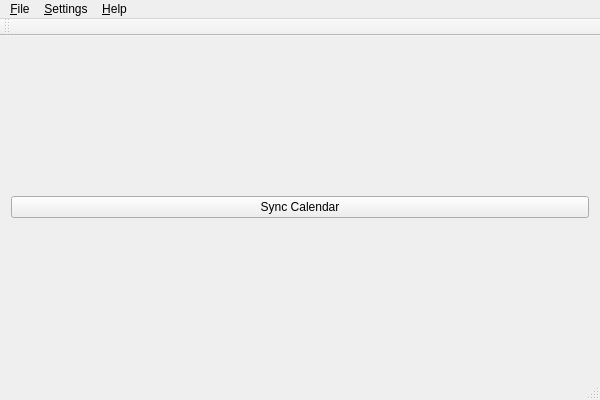
Above: qtclient/Akunambol/mainwindow.ui from KDE/akunambol before the change. Below: the same form after it.
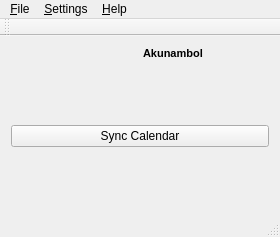
That is the form after the change. Icons and pictures are not drawn.

```diff
--- a/qtclient/Akunambol/mainwindow.ui
+++ b/qtclient/Akunambol/mainwindow.ui
@@ -6,22 +6,73 @@
    <rect>
     <x>0</x>
     <y>0</y>
-    <width>600</width>
-    <height>400</height>
+    <width>280</width>
+    <height>237</height>
    </rect>
   </property>
   <property name="windowTitle">
    <string>MainWindow</string>
   </property>
   <widget class="QWidget" name="centralWidget">
-   <layout class="QGridLayout" name="gridLayout">
-    <item row="0" column="0">
+   <layout class="QVBoxLayout" name="verticalLayout">
+    <item>
+     <layout class="QHBoxLayout" name="horizontalLayout">
+      <item>
+       <widget class="QLabel" name="label">
+        <property name="text">
+         <string/>
+        </property>
+        <property name="pixmap">
+         <pixmap resource="resource.qrc">:/logos/funambol_logo.png</pixmap>
+        </property>
+       </widget>
+      </item>
+      <item>
+       <widget class="QLabel" name="label_2">
+        <property name="text">
+         <string>&lt;!DOCTYPE HTML PUBLIC &quot;-//W3C//DTD HTML 4.0//EN&quot; &quot;http://www.w3.org/TR/REC-html40/strict.dtd&quot;&gt;
+&lt;html&gt;&lt;head&gt;&lt;meta name=&quot;qrichtext&quot; content=&quot;1&quot; /&gt;&lt;style type=&quot;text/css&quot;&gt;
+p, li { white-space: pre-wrap; }
+&lt;/style&gt;&lt;/head&gt;&lt;body style=&quot; font-family:'Sans Serif'; font-size:8pt; font-weight:400; font-style:normal;&quot;&gt;
+&lt;p style=&quot; margin-top:0px; margin-bottom:0px; margin-left:0px; margin-right:0px; -qt-block-indent:0; text-indent:0px;&quot;&gt;&lt;span style=&quot; font-weight:600;&quot;&gt;Akunambol&lt;/span&gt;&lt;/p&gt;&lt;/body&gt;&lt;/html&gt;</string>
+        </property>
+       </widget>
+      </item>
+     </layout>
+    </item>
+    <item>
+     <spacer name="verticalSpacer_2">
+      <property name="orientation">
+       <enum>Qt::Vertical</enum>
+      </property>
+      <property name="sizeHint" stdset="0">
+       <size>
+        <width>20</width>
+        <height>40</height>
+       </size>
+      </property>
+     </spacer>
+    </item>
+    <item>
      <widget class="QPushButton" name="calendarButton">
       <property name="text">
        <string>Sync Calendar</string>
       </property>
      </widget>
     </item>
+    <item>
+     <spacer name="verticalSpacer">
+      <property name="orientation">
+       <enum>Qt::Vertical</enum>
+      </property>
+      <property name="sizeHint" stdset="0">
+       <size>
+        <width>20</width>
+        <height>40</height>
+       </size>
+      </property>
+     </spacer>
+    </item>
    </layout>
   </widget>
   <widget class="QMenuBar" name="menuBar">
@@ -29,7 +80,7 @@
     <rect>
      <x>0</x>
      <y>0</y>
-     <width>600</width>
+     <width>280</width>
      <height>24</height>
     </rect>
    </property>
```
Left out of the diff: 20 changed lines with no effect on the pictures.
